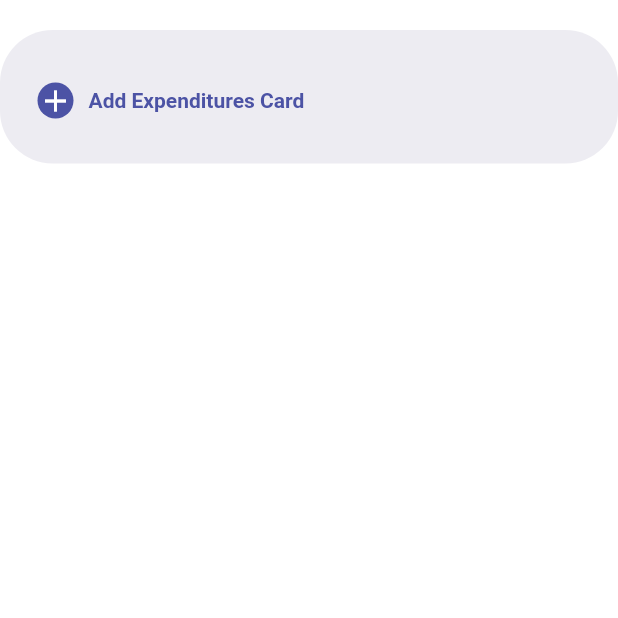
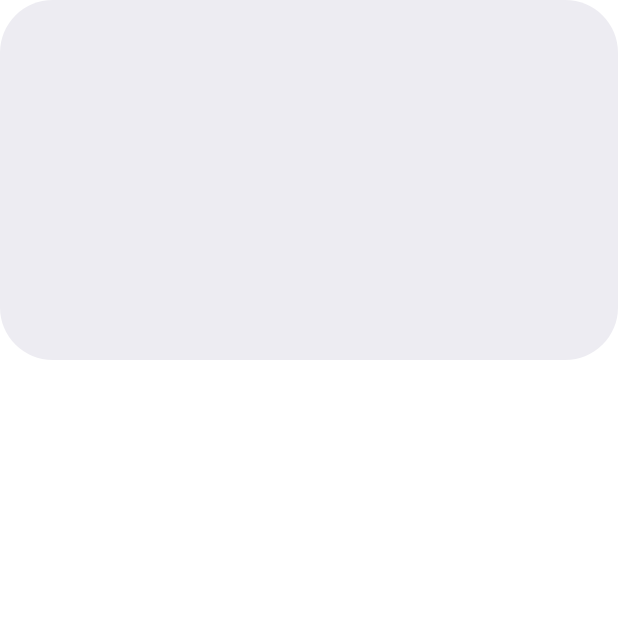
Before and after one commit to JohnGastone/Noti, a Flutter app: the screen it shows after launch, on a phone screen of 412 x 824 dp, the top half of it. Run offline on Flutter 3.47's test engine with Material 2 defaults, Android fonts, the phone set to English and light mode, and no system bars.

Commit message:
Top card

```diff
--- a/lib/screens/home.dart
+++ b/lib/screens/home.dart
@@ -8,14 +8,14 @@ class Home extends StatelessWidget {
   @override
   Widget build(BuildContext context) {
     return Scaffold(
-      body: ListView(
-        children: [
+      body: SafeArea(
+        child: Stack(children: [
           SizedBox(
-            height: 20,
+            height: 50,
           ),
-          SingleChildScrollView(
-            child: Container(
-              // height: 700,
+          Container(
+            width: double.infinity,
+            height: 240,
             padding: const EdgeInsets.only(top: 5),
             decoration: const BoxDecoration(
                 color: Color(0xFFEDECF2),
@@ -24,39 +24,8 @@ class Home extends StatelessWidget {
                     topRight: Radius.circular(35),
                     bottomLeft: Radius.circular(35),
                     bottomRight: Radius.circular(35))),
-              child: Column(
-                children: [
-                  Container(
-                      margin:
-                          EdgeInsets.symmetric(vertical: 20, horizontal: 15),
-                      padding: EdgeInsets.all(10),
-                      child: Row(
-                        children: [
-                          Container(
-                            decoration: BoxDecoration(
-                                color: Color(0xFF4C53A5),
-                                borderRadius: BorderRadius.circular(20)),
-                            child: Icon(
-                              Icons.add,
-                              color: Colors.white,
           ),
-                          ),
-                          Padding(
-                            padding: EdgeInsets.symmetric(horizontal: 10),
-                            child: Text(
-                              'Add Expenditures Card',
-                              style: TextStyle(
-                                  color: Color(0xFF4C53A5),
-                                  fontWeight: FontWeight.bold),
-                            ),
-                          )
-                        ],
-                      ))
-                ],
-              ),
-            ),
-          ),
-        ],
+        ]),
       ),
     );
   }
```
Lines whose indentation alone changed are shown as unchanged.
